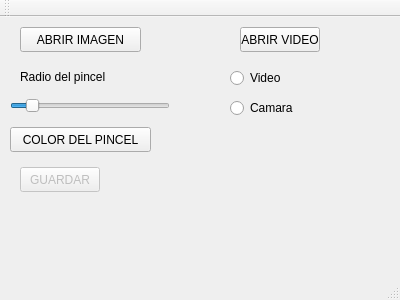
This is mainwindow.ui in mgonzalezg9/OpenCV-demo as Qt 5 draws it before an edit. The edited form follows.
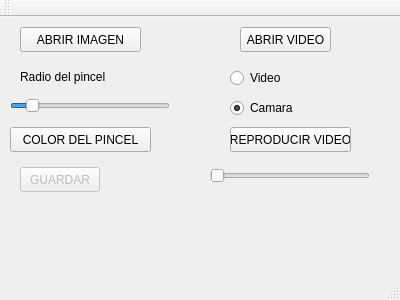
This is the edited form.

Commit message: Implementado guardado de video y controles para reproducción

```diff
--- a/mainwindow.ui
+++ b/mainwindow.ui
@@ -90,7 +90,7 @@
      <rect>
       <x>240</x>
       <y>10</y>
-      <width>80</width>
+      <width>91</width>
       <height>25</height>
      </rect>
     </property>
@@ -122,6 +122,35 @@
     </property>
     <property name="text">
      <string>Camara</string>
+    </property>
+    <property name="checked">
+     <bool>true</bool>
+    </property>
+   </widget>
+   <widget class="QPushButton" name="pushButton_5">
+    <property name="geometry">
+     <rect>
+      <x>230</x>
+      <y>110</y>
+      <width>121</width>
+      <height>25</height>
+     </rect>
+    </property>
+    <property name="text">
+     <string>REPRODUCIR VIDEO</string>
+    </property>
+   </widget>
+   <widget class="QSlider" name="horizontalSlider_2">
+    <property name="geometry">
+     <rect>
+      <x>210</x>
+      <y>150</y>
+      <width>160</width>
+      <height>18</height>
+     </rect>
+    </property>
+    <property name="orientation">
+     <enum>Qt::Horizontal</enum>
     </property>
    </widget>
   </widget>
```
The commit also changes 2 other files.
